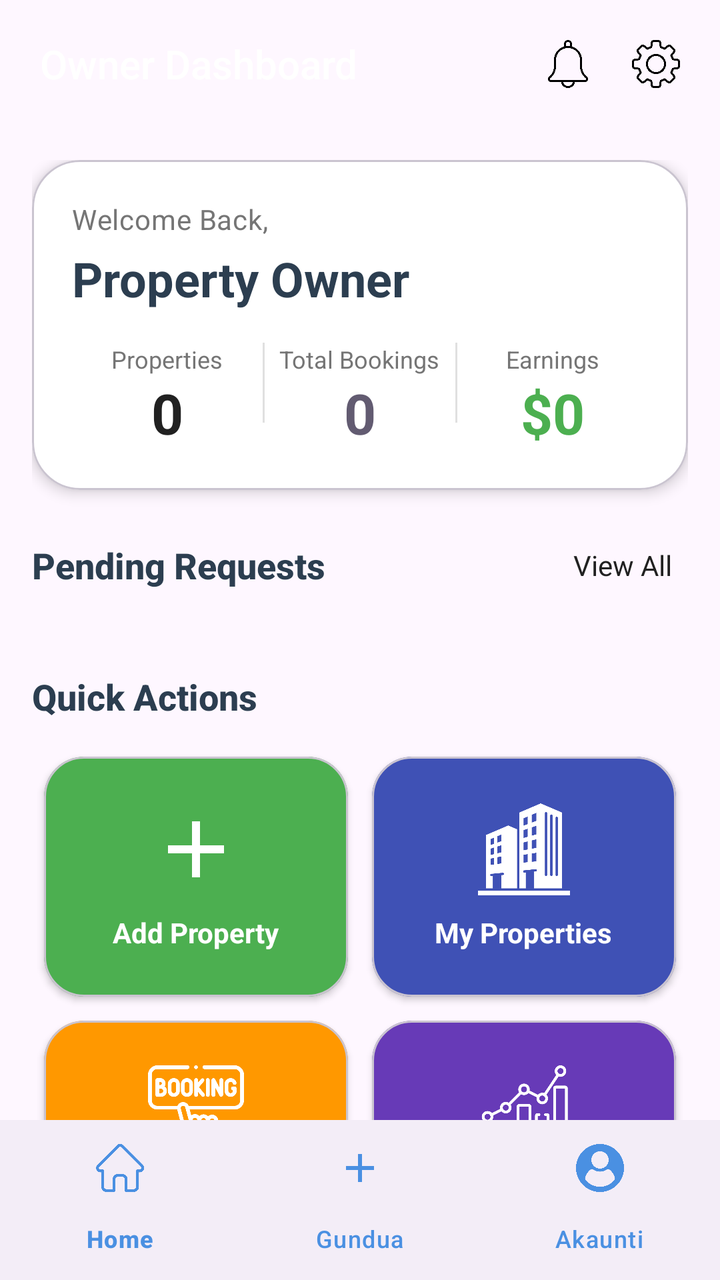
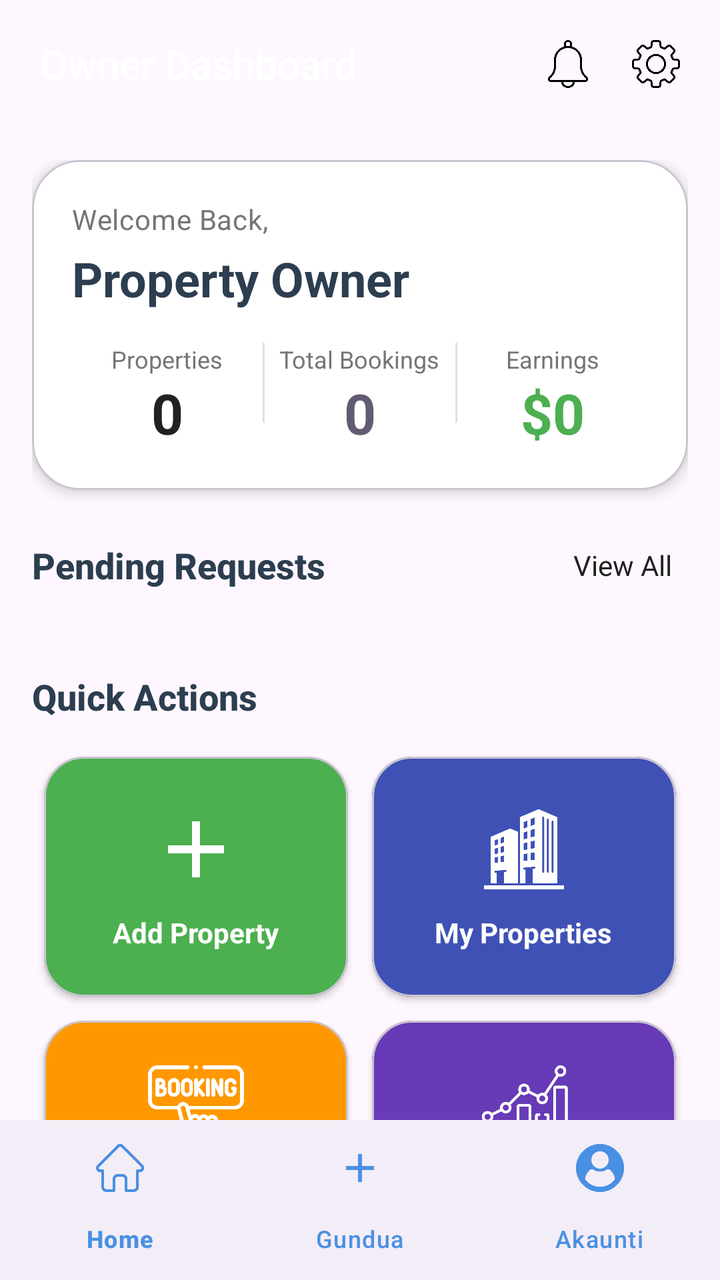

Screens rendered from an Android XML layout before and after an edit, with the pre-edit source and the edit as a unified diff.
<!-- AndroidManifest.xml: application theme Theme.Roomify -->
<!-- res/layout/activity_owner_dashboard.xml -->
<?xml version="1.0" encoding="utf-8"?>
<androidx.coordinatorlayout.widget.CoordinatorLayout
    xmlns:android="http://schemas.android.com/apk/res/android"
    xmlns:app="http://schemas.android.com/apk/res-auto"
    xmlns:tools="http://schemas.android.com/tools"
    android:layout_width="match_parent"
    android:layout_height="match_parent"
    tools:context=".OwnerDashboard">

    
    <com.google.android.material.appbar.AppBarLayout
        android:layout_width="match_parent"
        android:layout_height="wrap_content"
        android:background="@android:color/transparent"
        app:elevation="0dp">

        <androidx.appcompat.widget.Toolbar
            android:id="@+id/toolbar"
            android:layout_width="match_parent"
            android:layout_height="?attr/actionBarSize"
            android:background="@android:color/transparent"
            android:paddingStart="16dp"
            android:paddingEnd="16dp"
            app:title="Owner Dashboard"
            app:titleTextColor="@android:color/white"
            app:titleTextAppearance="@style/TextAppearance.AppCompat.Title">

            <LinearLayout
                android:layout_width="wrap_content"
                android:layout_height="wrap_content"
                android:layout_gravity="end"
                android:orientation="horizontal">

                <ImageView
                    android:id="@+id/ivNotifications"
                    android:layout_width="32dp"
                    android:layout_height="32dp"
                    android:src="@drawable/ic_notifications"
                    android:padding="4dp"
                    android:layout_marginEnd="12dp"
                    android:contentDescription="Notifications" />

                <ImageView
                    android:id="@+id/ivSettings"
                    android:layout_width="32dp"
                    android:layout_height="32dp"
                    android:src="@drawable/ic_settings"
                    android:padding="4dp"
                    android:contentDescription="Settings" />

            </LinearLayout>

        </androidx.appcompat.widget.Toolbar>

    </com.google.android.material.appbar.AppBarLayout>

    
    <androidx.core.widget.NestedScrollView
        android:layout_width="match_parent"
        android:layout_height="match_parent"
        app:layout_behavior="@string/appbar_scrolling_view_behavior"
        android:fillViewport="true">

        <LinearLayout
            android:layout_width="match_parent"
            android:layout_height="wrap_content"
            android:orientation="vertical"
            android:padding="16dp"
            android:paddingTop="8dp">

            
            <com.google.android.material.card.MaterialCardView
                android:layout_width="match_parent"
                android:layout_height="wrap_content"
                app:cardCornerRadius="24dp"
                app:cardElevation="4dp"
                android:layout_marginBottom="20dp"
                app:cardBackgroundColor="@android:color/white">

                <LinearLayout
                    android:layout_width="match_parent"
                    android:layout_height="wrap_content"
                    android:orientation="vertical"
                    android:padding="20dp">

                    <TextView
                        android:layout_width="wrap_content"
                        android:layout_height="wrap_content"
                        android:text="Welcome Back,"
                        android:textSize="14sp"
                        android:textColor="@color/text_secondary"
                        android:letterSpacing="0.02" />

                    <TextView
                        android:id="@+id/tvOwnerName"
                        android:layout_width="wrap_content"
                        android:layout_height="wrap_content"
                        android:text="Property Owner"
                        android:textSize="24sp"
                        android:textStyle="bold"
                        android:textColor="@color/text_dark"
                        android:layout_marginTop="4dp"
                        android:layout_marginBottom="16dp" />

                    
                    <LinearLayout
                        android:layout_width="match_parent"
                        android:layout_height="wrap_content"
                        android:orientation="horizontal">

                        <LinearLayout
                            android:layout_width="0dp"
                            android:layout_height="wrap_content"
                            android:layout_weight="1"
                            android:orientation="vertical"
                            android:gravity="center">

                            <TextView
                                android:layout_width="wrap_content"
                                android:layout_height="wrap_content"
                                android:text="Properties"
                                android:textSize="12sp"
                                android:textColor="@color/text_secondary" />

                            <TextView
                                android:id="@+id/tvTotalProperties"
                                android:layout_width="wrap_content"
                                android:layout_height="wrap_content"
                                android:text="0"
                                android:textSize="28sp"
                                android:textStyle="bold"
                                android:textColor="@color/primary" />

                        </LinearLayout>

                        <View
                            android:layout_width="1dp"
                            android:layout_height="40dp"
                            android:background="@color/gray_300" />

                        <LinearLayout
                            android:layout_width="0dp"
                            android:layout_height="wrap_content"
                            android:layout_weight="1"
                            android:orientation="vertical"
                            android:gravity="center">

                            <TextView
                                android:layout_width="wrap_content"
                                android:layout_height="wrap_content"
                                android:text="Total Bookings"
                                android:textSize="12sp"
                                android:textColor="@color/text_secondary" />

                            <TextView
                                android:id="@+id/tvTotalBookings"
                                android:layout_width="wrap_content"
                                android:layout_height="wrap_content"
                                android:text="0"
                                android:textSize="28sp"
                                android:textStyle="bold"
                                android:textColor="@color/secondary" />

                        </LinearLayout>

                        <View
                            android:layout_width="1dp"
                            android:layout_height="40dp"
                            android:background="@color/gray_300" />

                        <LinearLayout
                            android:layout_width="0dp"
                            android:layout_height="wrap_content"
                            android:layout_weight="1"
                            android:orientation="vertical"
                            android:gravity="center">

                            <TextView
                                android:layout_width="wrap_content"
                                android:layout_height="wrap_content"
                                android:text="Earnings"
                                android:textSize="12sp"
                                android:textColor="@color/text_secondary" />

                            <TextView
                                android:id="@+id/tvTotalEarnings"
                                android:layout_width="wrap_content"
                                android:layout_height="wrap_content"
                                android:text="$0"
                                android:textSize="28sp"
                                android:textStyle="bold"
                                android:textColor="@color/green_success" />

                        </LinearLayout>

                    </LinearLayout>

                </LinearLayout>

            </com.google.android.material.card.MaterialCardView>

            
            <LinearLayout
                android:layout_width="match_parent"
                android:layout_height="wrap_content"
                android:orientation="horizontal"
                android:gravity="center_vertical"
                android:layout_marginBottom="12dp">

                <TextView
                    android:layout_width="0dp"
                    android:layout_height="wrap_content"
                    android:layout_weight="1"
                    android:text="Pending Requests"
                    android:textSize="18sp"
                    android:textStyle="bold"
                    android:textColor="@color/text_dark"
                    android:fontFamily="sans-serif-medium" />

                <TextView
                    android:id="@+id/tvViewAllRequests"
                    android:layout_width="wrap_content"
                    android:layout_height="wrap_content"
                    android:text="View All"
                    android:textSize="14sp"
                    android:textColor="@color/primary"
                    android:padding="8dp"
                    android:background="?attr/selectableItemBackground" />

            </LinearLayout>

            
            <androidx.recyclerview.widget.RecyclerView
                android:id="@+id/rvPendingRequests"
                android:layout_width="match_parent"
                android:layout_height="wrap_content"
                android:nestedScrollingEnabled="false"
                android:layout_marginBottom="24dp" />

            
            <TextView
                android:layout_width="match_parent"
                android:layout_height="wrap_content"
                android:text="Quick Actions"
                android:textSize="18sp"
                android:textStyle="bold"
                android:textColor="@color/text_dark"
                android:layout_marginBottom="12dp"
                android:fontFamily="sans-serif-medium" />

            
            <GridLayout
                android:layout_width="match_parent"
                android:layout_height="wrap_content"
                android:columnCount="2"
                android:rowCount="2"
                android:layout_marginBottom="24dp">

                
                <com.google.android.material.card.MaterialCardView
                    android:id="@+id/cardAddProperty"
                    android:layout_width="0dp"
                    android:layout_height="120dp"
                    android:layout_columnWeight="1"
                    android:layout_margin="6dp"
                    app:cardCornerRadius="20dp"
                    app:cardElevation="2dp"
                    android:foreground="?attr/selectableItemBackgroundBorderless"
                    app:cardBackgroundColor="@color/owner_card_add">

                    <LinearLayout
                        android:layout_width="match_parent"
                        android:layout_height="match_parent"
                        android:orientation="vertical"
                        android:gravity="center"
                        android:padding="12dp">

                        <ImageView
                            android:layout_width="48dp"
                            android:layout_height="48dp"
                            android:src="@drawable/ic_add"
                            app:tint="@android:color/white" />

                        <TextView
                            android:layout_width="wrap_content"
                            android:layout_height="wrap_content"
                            android:text="Add Property"
                            android:textSize="14sp"
                            android:textStyle="bold"
                            android:textColor="@android:color/white"
                            android:layout_marginTop="8dp" />

                    </LinearLayout>

                </com.google.android.material.card.MaterialCardView>

                
                <com.google.android.material.card.MaterialCardView
                    android:id="@+id/cardMyProperties"
                    android:layout_width="0dp"
                    android:layout_height="120dp"
                    android:layout_columnWeight="1"
                    android:layout_margin="6dp"
                    app:cardCornerRadius="20dp"
                    app:cardElevation="2dp"
                    android:foreground="?attr/selectableItemBackgroundBorderless"
                    app:cardBackgroundColor="@color/owner_card_properties">

                    <LinearLayout
                        android:layout_width="match_parent"
                        android:layout_height="match_parent"
                        android:orientation="vertical"
                        android:gravity="center"
                        android:padding="12dp">

                        <ImageView
                            android:layout_width="48dp"
                            android:layout_height="48dp"
                            android:src="@drawable/ic_ic_properties"
                            app:tint="@android:color/white" />

                        <TextView
                            android:layout_width="wrap_content"
                            android:layout_height="wrap_content"
                            android:text="My Properties"
                            android:textSize="14sp"
                            android:textStyle="bold"
                            android:textColor="@android:color/white"
                            android:layout_marginTop="8dp" />

                    </LinearLayout>

                </com.google.android.material.card.MaterialCardView>

                
                <com.google.android.material.card.MaterialCardView
                    android:id="@+id/cardBookings"
                    android:layout_width="0dp"
                    android:layout_height="120dp"
                    android:layout_columnWeight="1"
                    android:layout_margin="6dp"
                    app:cardCornerRadius="20dp"
                    app:cardElevation="2dp"
                    android:foreground="?attr/selectableItemBackgroundBorderless"
                    app:cardBackgroundColor="@color/owner_card_bookings">

                    <LinearLayout
                        android:layout_width="match_parent"
                        android:layout_height="match_parent"
                        android:orientation="vertical"
                        android:gravity="center"
                        android:padding="12dp">

                        <ImageView
                            android:layout_width="48dp"
                            android:layout_height="48dp"
                            android:src="@drawable/ic_bookings"
                            app:tint="@android:color/white" />

                        <TextView
                            android:layout_width="wrap_content"
                            android:layout_height="wrap_content"
                            android:text="All Bookings"
                            android:textSize="14sp"
                            android:textStyle="bold"
                            android:textColor="@android:color/white"
                            android:layout_marginTop="8dp" />

                    </LinearLayout>

                </com.google.android.material.card.MaterialCardView>

                
                <com.google.android.material.card.MaterialCardView
                    android:id="@+id/cardAnalytics"
                    android:layout_width="0dp"
                    android:layout_height="120dp"
                    android:layout_columnWeight="1"
                    android:layout_margin="6dp"
                    app:cardCornerRadius="20dp"
                    app:cardElevation="2dp"
                    android:foreground="?attr/selectableItemBackgroundBorderless"
                    app:cardBackgroundColor="@color/owner_card_analytics">

                    <LinearLayout
                        android:layout_width="match_parent"
                        android:layout_height="match_parent"
                        android:orientation="vertical"
                        android:gravity="center"
                        android:padding="12dp">

                        <ImageView
                            android:layout_width="48dp"
                            android:layout_height="48dp"
                            android:src="@drawable/ic_analytics"
                            app:tint="@android:color/white" />

                        <TextView
                            android:layout_width="wrap_content"
                            android:layout_height="wrap_content"
                            android:text="Analytics"
                            android:textSize="14sp"
                            android:textStyle="bold"
                            android:textColor="@android:color/white"
                            android:layout_marginTop="8dp" />

                    </LinearLayout>

                </com.google.android.material.card.MaterialCardView>

            </GridLayout>

            
            <TextView
                android:layout_width="match_parent"
                android:layout_height="wrap_content"
                android:text="Your Properties"
                android:textSize="18sp"
                android:textStyle="bold"
                android:textColor="@color/text_dark"
                android:layout_marginBottom="12dp"
                android:fontFamily="sans-serif-medium" />

            
            <androidx.recyclerview.widget.RecyclerView
                android:id="@+id/rvProperties"
                android:layout_width="match_parent"
                android:layout_height="wrap_content"
                android:nestedScrollingEnabled="false"
                android:layout_marginBottom="16dp" />

            
            <com.google.android.material.card.MaterialCardView
                android:layout_width="match_parent"
                android:layout_height="wrap_content"
                app:cardCornerRadius="20dp"
                app:cardElevation="2dp"
                android:layout_marginTop="8dp"
                android:layout_marginBottom="24dp">

                <LinearLayout
                    android:layout_width="match_parent"
                    android:layout_height="wrap_content"
                    android:orientation="vertical"
                    android:padding="16dp">

                    <TextView
                        android:layout_width="wrap_content"
                        android:layout_height="wrap_content"
                        android:text="Recent Earnings"
                        android:textSize="16sp"
                        android:textStyle="bold"
                        android:textColor="@color/text_dark"
                        android:layout_marginBottom="16dp" />

                    <LinearLayout
                        android:layout_width="match_parent"
                        android:layout_height="wrap_content"
                        android:orientation="horizontal"
                        android:layout_marginBottom="12dp">

                        <TextView
                            android:layout_width="0dp"
                            android:layout_height="wrap_content"
                            android:layout_weight="1"
                            android:text="This Month"
                            android:textSize="14sp"
                            android:textColor="@color/text_secondary" />

                        <TextView
                            android:id="@+id/tvThisMonthEarnings"
                            android:layout_width="wrap_content"
                            android:layout_height="wrap_content"
                            android:text="$0"
                            android:textSize="18sp"
                            android:textStyle="bold"
                            android:textColor="@color/primary" />

                    </LinearLayout>

                    <LinearLayout
                        android:layout_width="match_parent"
                        android:layout_height="wrap_content"
                        android:orientation="horizontal"
                        android:layout_marginBottom="12dp">

                        <TextView
                            android:layout_width="0dp"
                            android:layout_height="wrap_content"
                            android:layout_weight="1"
                            android:text="Last Month"
                            android:textSize="14sp"
                            android:textColor="@color/text_secondary" />

                        <TextView
                            android:id="@+id/tvLastMonthEarnings"
                            android:layout_width="wrap_content"
                            android:layout_height="wrap_content"
                            android:text="$0"
                            android:textSize="18sp"
                            android:textStyle="bold"
                            android:textColor="@color/text_secondary" />

                    </LinearLayout>

                    <ProgressBar
                        android:id="@+id/earningsProgress"
                        style="?android:attr/progressBarStyleHorizontal"
                        android:layout_width="match_parent"
                        android:layout_height="8dp"
                        android:layout_marginTop="8dp"
                        android:progressTint="@color/primary"
                        android:progress="65" />

                </LinearLayout>

            </com.google.android.material.card.MaterialCardView>

        </LinearLayout>

    </androidx.core.widget.NestedScrollView>

    
    <com.google.android.material.bottomnavigation.BottomNavigationView
        android:id="@+id/bottomNavigation"
        android:layout_width="match_parent"
        android:layout_height="wrap_content"
        android:layout_gravity="bottom"
        app:menu="@menu/bottom_nav_menu"
        app:itemIconTint="@color/owner_bottom_nav_color"
        app:itemTextColor="@color/owner_bottom_nav_color"
        app:backgroundColor="@android:color/white"
        app:elevation="8dp" />

    
    <View
        android:id="@+id/loadingOverlay"
        android:layout_width="match_parent"
        android:layout_height="match_parent"
        android:background="#80000000"
        android:visibility="gone" />

    <ProgressBar
        android:id="@+id/progressBar"
        android:layout_width="wrap_content"
        android:layout_height="wrap_content"
        android:layout_gravity="center"
        android:visibility="gone"
        android:indeterminateTint="@color/primary" />

</androidx.coordinatorlayout.widget.CoordinatorLayout>
<!-- resources referenced by this layout -->
<resources>
  <color name="gray_300">#E0E0E0</color>
  <color name="green_success">#4CAF50</color>
  <color name="owner_bottom_nav_color">#4A90E2</color>
  <color name="owner_card_add">#4CAF50</color>
  <color name="owner_card_analytics">#673AB7</color>
  <color name="owner_card_bookings">#FF9800</color>
  <color name="owner_card_properties">#3F51B5</color>
  <color name="primary">#212121</color>
  <color name="secondary">#625B71</color>
  <color name="text_dark">#2C3E50</color>
  <color name="text_secondary">#757575</color>
  <!-- drawable ic_add (drawable) -->
  <?xml version="1.0" encoding="utf-8"?>
  <vector xmlns:android="http://schemas.android.com/apk/res/android"
      android:width="24dp"
      android:height="24dp"
      android:viewportWidth="24"
      android:viewportHeight="24">
  
      <path
          android:fillColor="#FFFFFF"
          android:pathData="M19,13h-6v6h-2v-6H5v-2h6V5h2v6h6v2z"/>
  </vector>
  <!-- drawable ic_analytics: png bitmap (drawable, 12702 bytes) -->
  <!-- drawable ic_bookings: png bitmap (drawable, 20816 bytes) -->
  <!-- drawable ic_ic_properties: png bitmap (drawable, 7817 bytes) -->
  <!-- drawable ic_notifications: png bitmap (drawable, 10939 bytes) -->
  <!-- drawable ic_settings: png bitmap (drawable, 19795 bytes) -->
  <style name="Theme.Roomify" parent="Base.Theme.Roomify" />
  <style name="Base.Theme.Roomify" parent="Theme.Material3.DayNight.NoActionBar">
          
          <item name="colorPrimary">@color/primary</item>
          <item name="colorSecondary">@color/secondary</item>
          <item name="colorSurface">@color/surface</item>
          <item name="colorOnSurface">@android:color/black</item>
      </style>
  <color name="surface">#F5F5F5</color>
</resources>

<!-- the commit's change to res/layout/activity_owner_dashboard.xml (unified diff, before → after) -->
@@ -314,7 +314,7 @@
                         android:padding="12dp">
 
                         <ImageView
-                            android:layout_width="48dp"
+                            android:layout_width="42dp"
                             android:layout_height="48dp"
                             android:src="@drawable/ic_ic_properties"
                             app:tint="@android:color/white" />
@@ -383,6 +383,7 @@
                     app:cardBackgroundColor="@color/owner_card_analytics">
 
                     <LinearLayout
+                        android:id="@+id/analytics"
                         android:layout_width="match_parent"
                         android:layout_height="match_parent"
                         android:orientation="vertical"
